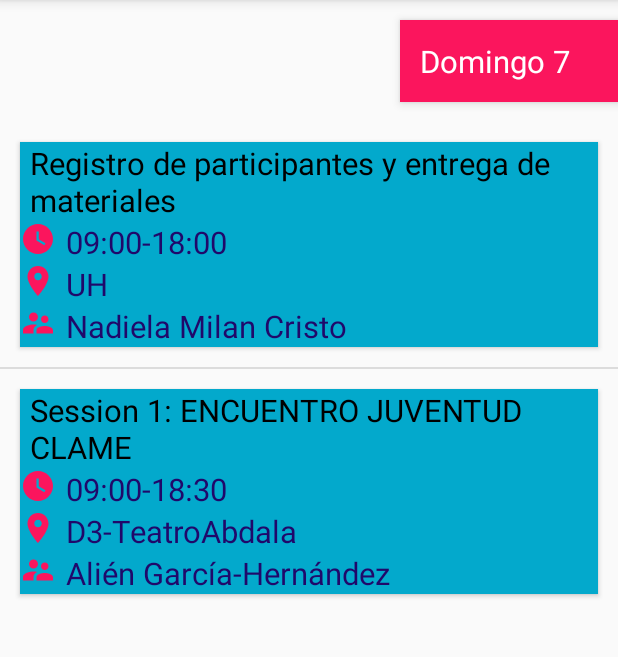
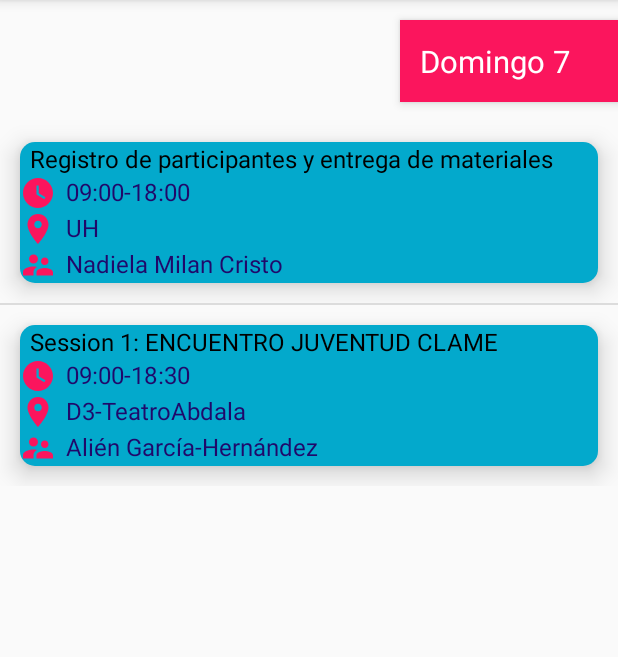
Before and after one commit to fiai-team/Relme33, an Android app: the ProgramaActivity screen opened directly, with no data from a screen before it, on a phone screen of 412 x 824 dp, the part 84-741 px from its top. Run offline under Robolectric (Android 15) with nearby library versions, the light colour scheme and no system bars; our stand-ins replace sdp/ssp sizes.

Commit message:
Version 1.03 Mejora visual en los elementos de las listas Agrega un shape en forma de rectangulo q contiene los bordes redondeados, Ademas de poner fijo el tamanno de letras de las listas de 16_sdp a 16dp. No me gustaba que aumentara.

```diff
--- /dev/null
+++ b/app/src/main/res/drawable/background_elemento_lista.xml
@@ -0,0 +1,6 @@
+<?xml version="1.0" encoding="utf-8"?>
+<shape xmlns:android="http://schemas.android.com/apk/res/android"
+    android:shape="rectangle">
+    <solid android:color="@color/azul_cielo"></solid>
+    <corners android:radius="10dp"></corners>
+</shape>
--- a/app/src/main/res/layout/elemento_lista_programa.xml
+++ b/app/src/main/res/layout/elemento_lista_programa.xml
@@ -11,9 +11,9 @@
         android:layout_width="match_parent"
         android:layout_height="wrap_content"
         android:gravity="center_vertical"
-        android:background="@color/azul_cielo"
+        android:background="@drawable/background_elemento_lista"
         android:orientation="vertical"
-        android:elevation="2dp"
+        android:elevation="10dp"
         android:layout_marginTop="@dimen/_10sdp"
         android:layout_marginBottom="@dimen/_10sdp"
 
--- a/app/src/main/res/values/styles.xml
+++ b/app/src/main/res/values/styles.xml
@@ -32,13 +32,13 @@
 
     <style name="texto_hora_programa">
         <item name="android:layout_marginStart">@dimen/_5sdp</item>
-        <item name="android:textSize">@dimen/_16sdp</item>
+        <item name="android:textSize">16dp</item>
         <item name="android:textColor">@color/color_texto_encabezados</item>
     </style>
 
     <style name="texto_elemento_programa">
         <item name="android:layout_marginStart">@dimen/_5sdp</item>
-        <item name="android:textSize">@dimen/_16sdp</item>
+        <item name="android:textSize">16dp</item>
         <item name="android:textColor">@android:color/black</item>
     </style>
 
```
